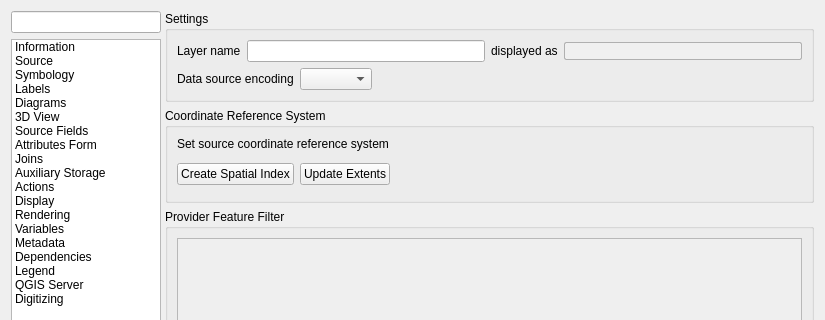
Above: src/ui/qgsvectorlayerpropertiesbase.ui from carsmie/QGIS before the change; both pictures show x 0 to 825 and y 0 to 320 of the 825 by 856 pixel window. Below: the same form after it.
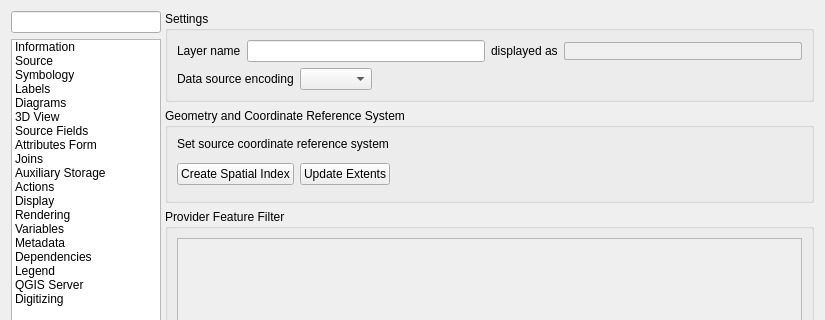
That is the form after the change. The open tabs and pages were chosen to show the change. Icons and pictures are not drawn. Custom widgets are drawn as their Qt base class.

Commit message:
Rename vector layer 'CRS' group to 'Geometry and CRS'
Because the group box also contains non-CRS settings,
e.g. spatial index and extents

Diff of the .ui file:
```diff
--- a/src/ui/qgsvectorlayerpropertiesbase.ui
+++ b/src/ui/qgsvectorlayerpropertiesbase.ui
@@ -555,7 +555,7 @@
                   <enum>Qt::StrongFocus</enum>
                  </property>
                  <property name="title">
-                  <string>Coordinate Reference System</string>
+                  <string>Geometry and Coordinate Reference System</string>
                  </property>
                  <property name="checkable">
                   <bool>false</bool>
```
